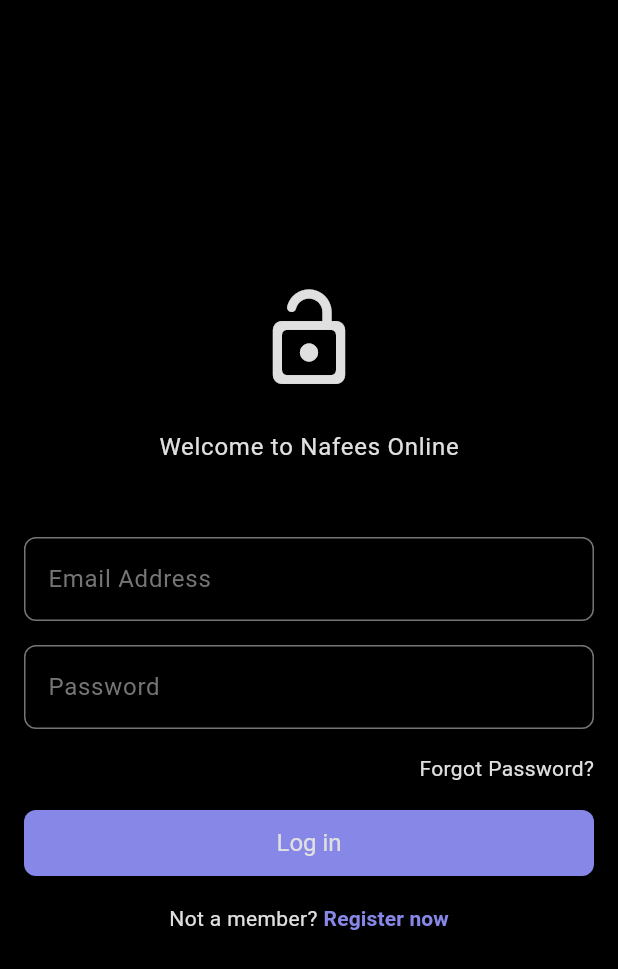
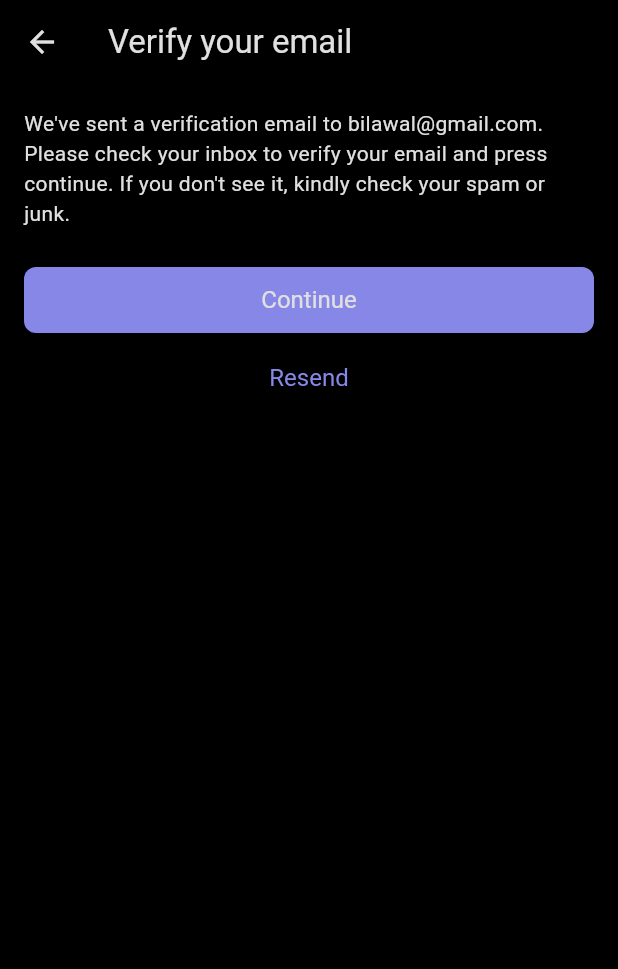
Before and after one commit to Bilawal-Mehfooz-Malik/simple_food_app, a Flutter app: the screen it shows after launch, on a phone screen of 412 x 824 dp. Shown: the top 969 px of the screen. Run offline on Flutter 3.47's test engine with Material 3 defaults, Android fonts, the light colour scheme and no system bars; our stand-ins replace email_validator, flutter_credit_card, flutter_riverpod, freezed_annotation, go_router, riverpod_annotation; generated files the repository leaves out were written again.

Commit message:
added email verification screen

```diff
--- a/lib/components/my_food_tile.dart
+++ b/lib/components/my_food_tile.dart
@@ -1,5 +1,5 @@
 import 'package:flutter/material.dart';
-import 'package:simple_food_app/models/food.dart';
+import 'package:simple_food_app/features/products/model/food.dart';
 
 class FoodTile extends StatelessWidget {
   final Food food;
--- a/lib/components/my_quantity_selector.dart
+++ b/lib/components/my_quantity_selector.dart
@@ -1,5 +1,5 @@
 import 'package:flutter/material.dart';
-import 'package:simple_food_app/models/food.dart';
+import 'package:simple_food_app/features/products/model/food.dart';
 
 class QuantitySelector extends StatelessWidget {
   final int quantity;
--- /dev/null
+++ b/lib/features/auth/presentation/email_verification_screen.dart
@@ -0,0 +1,47 @@
+import 'package:flutter/material.dart';
+import 'package:simple_food_app/utils/extensions.dart';
+import 'package:simple_food_app/components/app_sizes.dart';
+import 'package:simple_food_app/utils/string_hardcoded.dart';
+import 'package:simple_food_app/components/responsive_center.dart';
+
+class EmailVerificationScreen extends StatelessWidget {
+  const EmailVerificationScreen({super.key});
+
+  @override
+  Widget build(BuildContext context) {
+    return Scaffold(
+      appBar: AppBar(title: Text('Verify your email'.hardcoded)),
+      body: SafeArea(
+        child: ResponsiveCenter(
+          child: ListView(
+            padding: const EdgeInsets.all(Sizes.p16),
+            children: [
+              // Body Text
+              Text(
+                  'We\'ve sent a verification email to bilawal@gmail.com. Please check your inbox to verify your email and press continue. If you don\'t see it, kindly check your spam or junk.'
+                      .hardcoded),
+              gapH24,
+
+              // Continue Button
+              ElevatedButton(
+                onPressed: () {},
+                child: Text('Continue'.hardcoded),
+              ),
+              gapH4,
+
+              // Resend Button
+              TextButton(
+                style: ButtonStyle(
+                  foregroundColor:
+                      WidgetStatePropertyAll(context.color.primary),
+                ),
+                onPressed: () {},
+                child: Text('Resend'.hardcoded),
+              ),
+            ],
+          ),
+        ),
+      ),
+    );
+  }
+}
--- a/lib/features/auth/presentation/login_screen.dart
+++ b/lib/features/auth/presentation/login_screen.dart
@@ -86,7 +86,7 @@
 
   void _login() {
     if (_formKey.currentState!.validate()) {
-      // add login logic
+      // TODO: add login logic
     }
   }
 }
--- a/lib/features/auth/presentation/signup_screen.dart
+++ b/lib/features/auth/presentation/signup_screen.dart
@@ -87,7 +87,7 @@
 
   void _signup() {
     if (_formKey.currentState!.validate()) {
-      // add login logic
+      // TODO: add signup logic
     }
   }
 }
--- a/lib/components/custom_tab_bar.dart
+++ b/lib/features/products/custom_tab_bar.dart
@@ -1,5 +1,5 @@
 import 'package:flutter/material.dart';
-import 'package:simple_food_app/models/food.dart';
+import 'package:simple_food_app/features/products/model/food.dart';
 
 class CustomTabBar extends StatelessWidget {
   final TabController tabController;
--- /dev/null
+++ b/lib/features/products/model/food.dart
@@ -0,0 +1,31 @@
+import 'package:freezed_annotation/freezed_annotation.dart';
+
+part 'food.freezed.dart';
+part 'food.g.dart';
+
+@freezed
+class Food with _$Food {
+  const factory Food({
+    required String name,
+    required String description,
+    required String imagePath,
+    required double price,
+    required Foodcategory category,
+    required List<Addon> availableAddons,
+  }) = _Food;
+
+  factory Food.fromJson(Map<String, dynamic> json) => _$FoodFromJson(json);
+}
+
+@freezed
+class Addon with _$Addon {
+  const factory Addon({
+    required String name,
+    required double price,
+  }) = _Addon;
+
+  factory Addon.fromJson(Map<String, dynamic> json) => _$AddonFromJson(json);
+}
+
+// Food categories
+enum Foodcategory { burgers, salads, desserts, drinks }
--- a/lib/models/cart_item.dart
+++ b/lib/models/cart_item.dart
@@ -1,4 +1,4 @@
-import 'package:simple_food_app/models/food.dart';
+import 'package:simple_food_app/features/products/model/food.dart';
 
 class CartItem {
   Food food;
--- a/lib/models/food.dart
+++ /dev/null
@@ -1,36 +0,0 @@
-// Food item
-class Food {
-  final String name;
-  final String description;
-  final String imagePath;
-  final double price;
-  final Foodcategory category;
-  final List<Addon> availableAddons;
-
-  Food({
-    required this.name,
-    required this.description,
-    required this.imagePath,
-    required this.price,
-    required this.category,
-    required this.availableAddons,
-  });
-}
-
-// Food Categories
-enum Foodcategory {
-  burgers,
-  salads,
-  desserts,
-  drinks,
-}
-
-// Food addons
-class Addon {
-  String name;
-  double price;
-  Addon({
-    required this.name,
-    required this.price,
-  });
-}
--- a/lib/models/restaurant.dart
+++ b/lib/models/restaurant.dart
@@ -2,11 +2,11 @@
 import 'package:flutter/material.dart';
 import 'package:intl/intl.dart';
 import 'package:simple_food_app/models/cart_item.dart';
-import 'package:simple_food_app/models/food.dart';
+import 'package:simple_food_app/features/products/model/food.dart';
 
 class Restaurant extends ChangeNotifier {
   //list of food menu
-  final List<Food> _menu = [
+  final List<Food> _menu = const [
     // burgers
     Food(
       name: 'Classic Cheese burger',
--- a/lib/routers/app_router.dart
+++ b/lib/routers/app_router.dart
@@ -1,12 +1,13 @@
 import 'package:go_router/go_router.dart';
 import 'package:simple_food_app/features/auth/presentation/login_screen.dart';
 import 'package:simple_food_app/features/auth/presentation/signup_screen.dart';
-import 'package:simple_food_app/screens/home_screen.dart';
+import 'package:simple_food_app/features/auth/presentation/email_verification_screen.dart';
+import 'package:simple_food_app/features/products/home_screen.dart';
 
-enum AppRoutes { login, signup, home }
+enum AppRoutes { login, signup, verifyEmail, home }
 
 final appRouter = GoRouter(
-  initialLocation: '/login',
+  initialLocation: '/signup/email-verification',
   routes: [
     GoRoute(
       path: '/login',
@@ -17,6 +18,13 @@
       path: '/signup',
       name: AppRoutes.signup.name,
       builder: (context, state) => const SignupScreen(),
+      routes: [
+        GoRoute(
+          path: 'email-verification',
+          name: AppRoutes.verifyEmail.name,
+          builder: (context, state) => const EmailVerificationScreen(),
+        ),
+      ],
     ),
     GoRoute(
       path: '/',
--- a/lib/screens/food_screen.dart
+++ b/lib/screens/food_screen.dart
@@ -1,6 +1,6 @@
 import 'package:flutter/material.dart';
 import 'package:provider/provider.dart';
-import 'package:simple_food_app/models/food.dart';
+import 'package:simple_food_app/features/products/model/food.dart';
 import 'package:simple_food_app/models/restaurant.dart';
 
 class FoodScreen extends StatefulWidget {
--- a/lib/themes/dark_mode.dart
+++ b/lib/themes/dark_mode.dart
@@ -40,6 +40,7 @@
         foregroundColor: WidgetStatePropertyAll(darkOnPrimaryColor),
         minimumSize: WidgetStatePropertyAll(Size(double.infinity, 44)),
         textStyle: WidgetStatePropertyAll(TextStyle(fontSize: 16)),
+        shape: WidgetStatePropertyAll(_shape),
       ),
     ),
 
```
Also changed, not shown: lib/features/products/home_screen.dart (renamed from lib/screens/home_screen.dart, +4 -5 lines), lib/features/auth/data/fake_auth_repository.dart (deleted), lib/features/products/model/food.freezed.dart (added), lib/features/products/model/food.g.dart (added), lib/features/products/my_current_location.dart (renamed from lib/components/my_current_location.dart), lib/features/products/my_description_box.dart (renamed from lib/components/my_description_box.dart).
